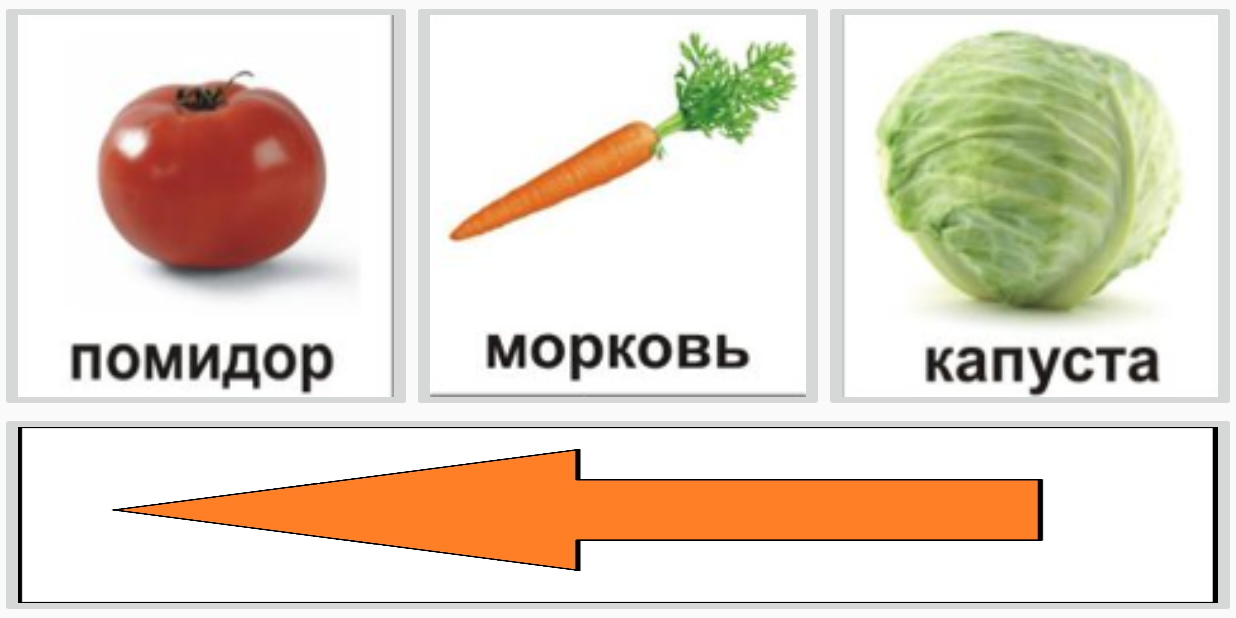
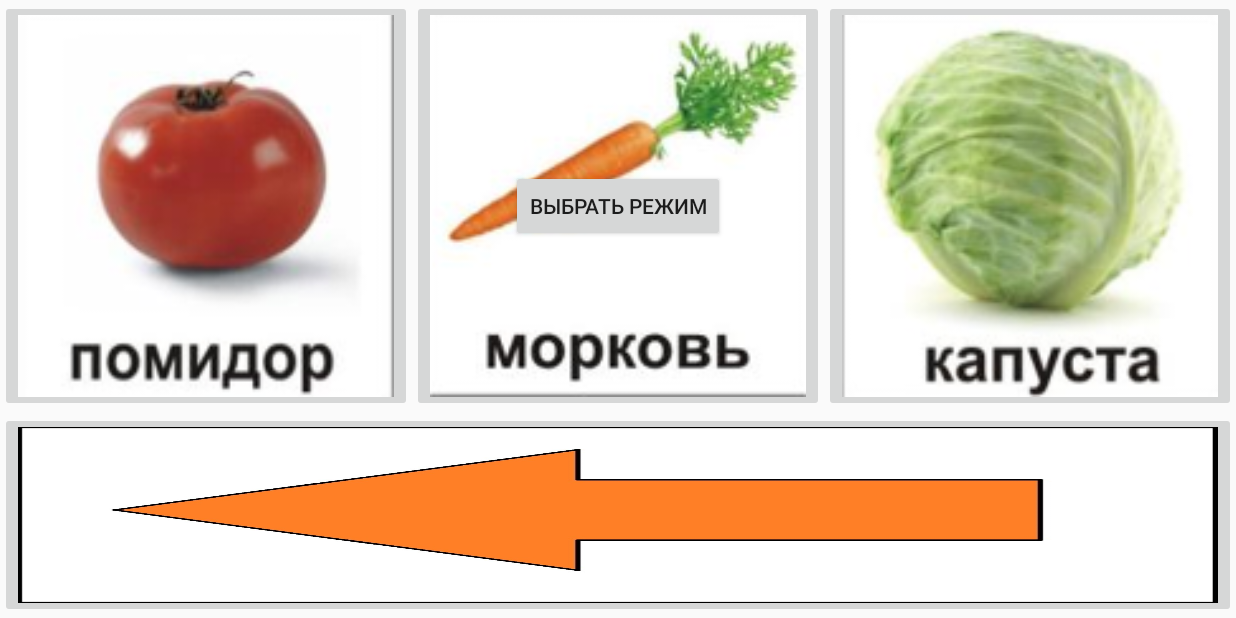
Before and after one commit to CyberEssence/GameWithoutFragments, an Android app: the Game screen opened directly, with no data from a screen before it, on a phone screen of 824 x 412 dp (held sideways). Run offline under Robolectric (Android 15) with nearby library versions, the phone set to English and light mode, and no system bars.

Commit message:
checking code #2

```diff
--- a/app/src/main/java/com/cyberessence/cyberorangeteam/gamewithoutfragments/Game.java
+++ b/app/src/main/java/com/cyberessence/cyberorangeteam/gamewithoutfragments/Game.java
@@ -6,6 +6,7 @@ import android.media.AudioManager;
 import android.media.MediaPlayer;
 import android.support.v4.app.Fragment;
 import android.support.v4.app.FragmentContainer;
+import android.support.v4.app.FragmentManager;
 import android.support.v4.app.FragmentTransaction;
 import android.support.v4.view.ViewCompat;
 import android.support.v7.app.AppCompatActivity;
@@ -15,6 +16,7 @@ import android.view.animation.AccelerateDecelerateInterpolator;
 import android.view.animation.AlphaAnimation;
 import android.view.animation.Animation;
 import android.view.animation.AnimationUtils;
+import android.widget.Button;
 import android.widget.FrameLayout;
 import android.widget.ImageButton;
 import android.widget.ImageView;
@@ -40,6 +42,8 @@ public class Game extends AppCompatActivity implements GameFragment.onSomeEventL
     MediaPlayer mpDrinkWrong;
     MediaPlayer mpEatPerfect;
     MediaPlayer mpDrawWrong;
+
+    Button buttonSelectMode;
 
     public void hideNavigator(){
         View decorView =getWindow().getDecorView();
@@ -78,8 +82,6 @@ public class Game extends AppCompatActivity implements GameFragment.onSomeEventL
         hideNavigator();
 
 
-
-
         dir2 = (ImageButton) findViewById(R.id.back);
 
         dir2.setOnClickListener(new View.OnClickListener() {
--- a/app/src/main/res/layout/activity_game.xml
+++ b/app/src/main/res/layout/activity_game.xml
@@ -5,6 +5,18 @@
     android:layout_width="match_parent"
     android:layout_height="match_parent"
     tools:context=".MainActivity">
+
+    <Button
+        android:id="@+id/buttonSelectMode"
+        android:layout_width="wrap_content"
+        android:layout_height="wrap_content"
+        android:layout_alignParentTop="true"
+        android:layout_centerHorizontal="true"
+        android:text="@string/choose_mode"
+        app:layout_constraintBottom_toTopOf="@+id/back"
+        app:layout_constraintEnd_toEndOf="parent"
+        app:layout_constraintStart_toStartOf="parent"
+        app:layout_constraintTop_toTopOf="@+id/fragCount" />
 
     <FrameLayout
         app:layout_constraintVertical_weight="2"
@@ -29,4 +41,5 @@
         app:layout_constraintStart_toStartOf="parent"
         app:layout_constraintTop_toBottomOf="@+id/fragCount"
         app:srcCompat="@drawable/dir2" />
+
 </android.support.constraint.ConstraintLayout>
--- a/app/src/main/res/layout/fragment_game.xml
+++ b/app/src/main/res/layout/fragment_game.xml
@@ -1,11 +1,11 @@
 <?xml version="1.0" encoding="utf-8"?>
 <android.support.constraint.ConstraintLayout xmlns:android="http://schemas.android.com/apk/res/android"
+    xmlns:app="http://schemas.android.com/apk/res-auto"
     xmlns:tools="http://schemas.android.com/tools"
     android:layout_width="match_parent"
     android:layout_height="match_parent"
     tools:context=".GameFragment"
     android:id="@+id/fragmentGame">
-
 
    <LinearLayout
        android:layout_width="match_parent"
@@ -36,7 +36,9 @@
            android:scaleType="fitXY"
            android:src="@drawable/activity1" />
    </LinearLayout>
+
     <LinearLayout
+        android:id="@+id/linearLayout2"
         android:layout_width="match_parent"
         android:layout_height="match_parent"
         android:visibility="visible">
@@ -46,33 +48,33 @@
             android:layout_width="match_parent"
             android:layout_height="match_parent"
             android:layout_weight="1"
+            android:alpha="0"
+            android:background="@android:color/transparent"
             android:scaleType="fitXY"
-            android:alpha="0"
             android:src="@drawable/confirm"
-            android:visibility="invisible"
-            android:background="@android:color/transparent" />
+            android:visibility="invisible" />
 
         <ImageButton
             android:id="@+id/answer2"
             android:layout_width="match_parent"
             android:layout_height="match_parent"
             android:layout_weight="1"
+            android:alpha="0"
+            android:background="@android:color/transparent"
             android:scaleType="fitXY"
-            android:alpha="0"
             android:src="@drawable/cross"
-            android:visibility="invisible"
-            android:background="@android:color/transparent" />
+            android:visibility="invisible" />
 
         <ImageButton
             android:id="@+id/answer3"
             android:layout_width="match_parent"
             android:layout_height="match_parent"
             android:layout_weight="1"
+            android:alpha="0"
+            android:background="@android:color/transparent"
             android:scaleType="fitXY"
-            android:alpha="0"
             android:src="@drawable/confirm"
-            android:visibility="invisible"
-            android:background="@android:color/transparent" />
+            android:visibility="invisible" />
 
     </LinearLayout>
 
--- a/app/src/main/res/values/strings.xml
+++ b/app/src/main/res/values/strings.xml
@@ -11,4 +11,5 @@
 
     <string name="game">Игра</string>
     <string name="random_game">Игра "случайные карточки"</string>
+    <string name="choose_mode">Выбрать режим</string>
 </resources>
```
Also changed, not shown: app/src/main/java/com/cyberessence/cyberorangeteam/gamewithoutfragments/GameFragment.java (+6 -3 lines).
